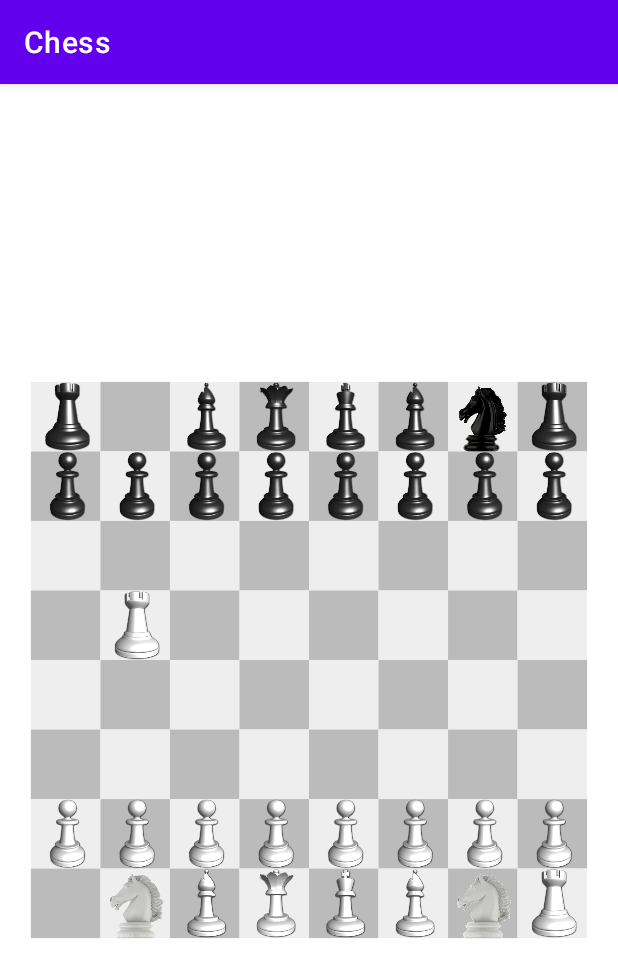
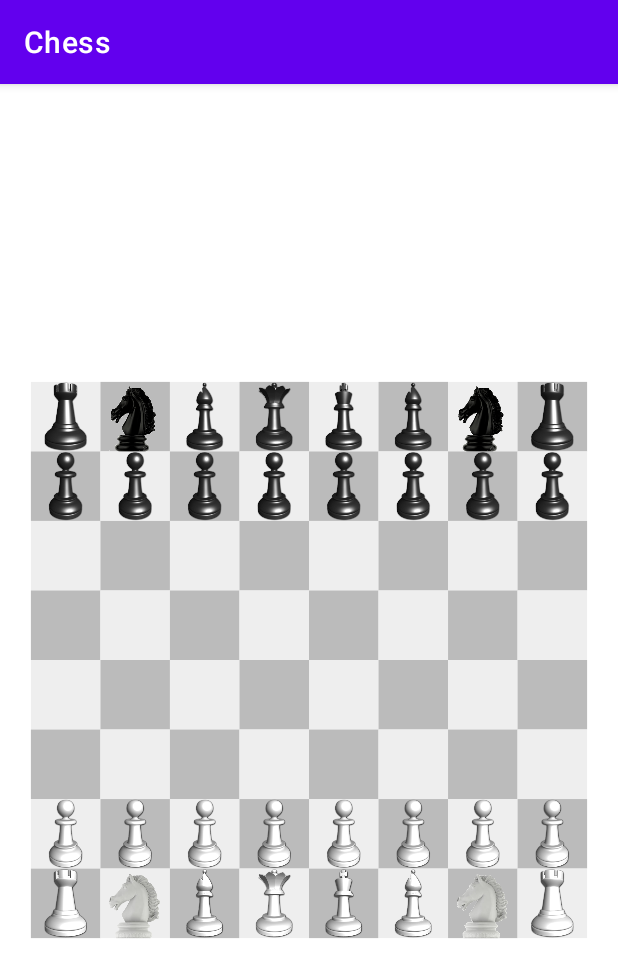
Before and after one commit to Sergun1Kirill/chess-android-kotlin, an Android app: the screen it shows after launch (MainActivity), on a phone screen of 412 x 824 dp. Shown: the top 978 px of the screen. Run offline under Robolectric (Android 15) with nearby library versions, the phone set to English and light mode, and no system bars.

```diff
--- a/chess/app/src/main/java/com/sergun/chess/ChessModel.kt
+++ b/chess/app/src/main/java/com/sergun/chess/ChessModel.kt
@@ -7,21 +7,18 @@ class ChessModel {
     var piecesBox = mutableSetOf<ChessPiece>()
     init {
         reset()
-
-        //TODO
-        Log.d(TAG, piecesBox.size.toString())
-        movePiece(0,0,1,7)
-        movePiece(1,7,1,4)
-        Log.d(TAG, this.toString())
-        Log.d(TAG, piecesBox.size.toString())
+    }
 
 
 
-    }
+    //Движение фигурки
     fun movePiece(fromCol: Int, fromRow: Int, toCol: Int, toRow: Int){
         val movingPiece = pieceAt(fromCol, fromRow) ?: return
 
-        pieceAt(toCol, toRow).let{
+        pieceAt(toCol, toRow)?.let{
+            if(it.player == movingPiece.player){
+                return
+            }
             piecesBox.remove(it)
         }
 
--- a/chess/app/src/main/java/com/sergun/chess/ChessView.kt
+++ b/chess/app/src/main/java/com/sergun/chess/ChessView.kt
@@ -3,21 +3,22 @@ package com.sergun.chess
 import android.content.Context
 import android.graphics.*
 import android.util.AttributeSet
+import android.util.Log
+import android.view.MotionEvent
 
 import android.view.View
-import java.lang.Float.min
 import kotlin.math.min
 
 
 class ChessView(context: Context?, attrs: AttributeSet?) : View(context, attrs) {
-    private final val scaleFactor = .9f
-    private final var originX = 20f
-    private final var originY = 200f
-    private final var cellSide = 130f
-    private final val lightColor = Color.parseColor("#EEEEEE")
-    private final val darkColor = Color.parseColor("#BBBBBB")
+    private val scaleFactor = .9f
+    private var originX = 20f
+    private var originY = 200f
+    private var cellSide = 130f
+    private val lightColor = Color.parseColor("#EEEEEE")
+    private val darkColor = Color.parseColor("#BBBBBB")
 
-    private final val imgResIds = setOf(
+    private val imgResIds = setOf(
         R.drawable.bishop_black,
         R.drawable.bishop_white,
         R.drawable.king_black,
@@ -31,8 +32,8 @@ class ChessView(context: Context?, attrs: AttributeSet?) : View(context, attrs)
         R.drawable.pawn_black,
         R.drawable.pawn_white,
     )
-    private final val bitMaps = mutableMapOf<Int, Bitmap>()
-    private final val paint = Paint()
+    private val bitMaps = mutableMapOf<Int, Bitmap>()
+    private val paint = Paint()
 
     var chessDelegate: ChessDelegate? = null
 
@@ -43,15 +44,36 @@ class ChessView(context: Context?, attrs: AttributeSet?) : View(context, attrs)
     override fun onDraw(canvas: Canvas?) {
         canvas ?: return
 
-        val chessBoarSide = min(canvas.width, canvas.height) * scaleFactor
+        val chessBoarSide = min(width, height) * scaleFactor
         cellSide = chessBoarSide / 8f
-        originX = (canvas.width - chessBoarSide) / 2f
-        originY = (canvas.height - chessBoarSide) / 2f
+        originX = (width - chessBoarSide) / 2f
+        originY = (height - chessBoarSide) / 2f
 
         drawChessBoard(canvas)
         drawPieces(canvas)
 
       }
+
+    override fun onTouchEvent(event: MotionEvent?): Boolean {
+        event ?: return false
+        when (event.action){
+            MotionEvent.ACTION_DOWN -> {
+                val col = ((event.x - originX) / cellSide).toInt()
+                val row = 7 - ((event.y - originY) / cellSide).toInt()
+                Log.d(TAG, "down at ($col, $row)")
+
+            }
+            MotionEvent.ACTION_MOVE -> {
+//                Log.d(TAG, "move")
+            }
+            MotionEvent.ACTION_UP -> {
+                val col = ((event.x - originX) / cellSide).toInt()
+                val row = 7 - ((event.y - originY) / cellSide).toInt()
+                Log.d(TAG, "up at ($col, $row)")
+            }
+        }
+        return true
+    }
     private fun drawPieces(canvas: Canvas) {
         for(row in 0..7){
             for(col in 0..7){
@@ -62,7 +84,7 @@ class ChessView(context: Context?, attrs: AttributeSet?) : View(context, attrs)
 
     private fun drawPieceAt(canvas: Canvas,col: Int, row: Int, resID: Int){
         val bitmap = bitMaps[resID]!!
-        canvas.drawBitmap(bitmap, null, RectF(originX + col * cellSide , originY + (7 - row) * cellSide, (col + 1) * cellSide + cellSide/2,originY + ((7 - row) + 1) * cellSide ), paint)
+        canvas.drawBitmap(bitmap, null, RectF(originX + col * cellSide , originY + (7 - row) * cellSide, originX + (col + 1) * cellSide ,originY + ((7 - row) + 1) * cellSide ), paint)
     }
 
     private fun loadBitmaps() {
```
